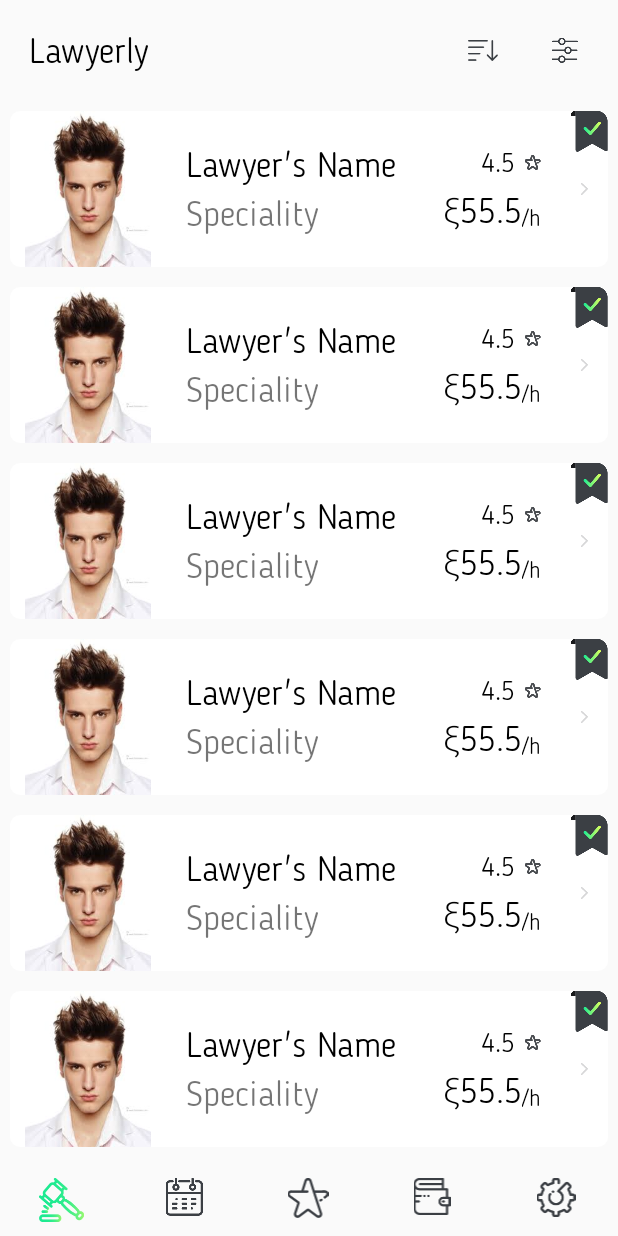
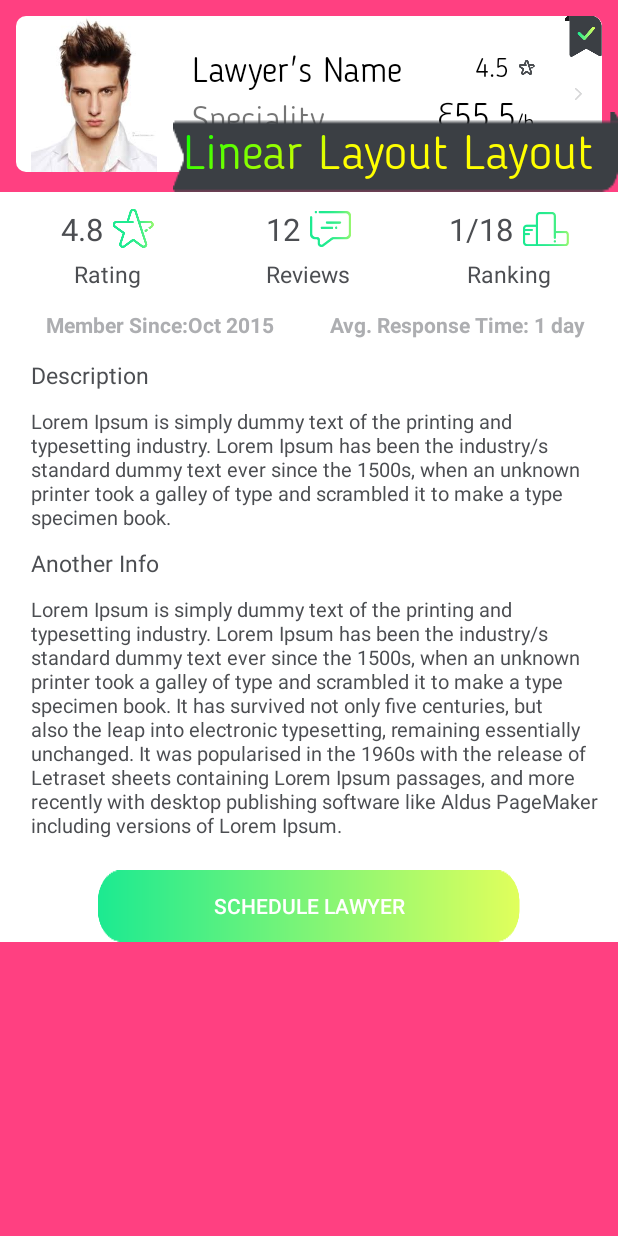
Before and after one commit to ketan7055/test1, an Android app: the screen it shows after launch (MainActivity before the commit, DetailsActivity after it), on a phone screen of 412 x 824 dp. Run offline under Robolectric (Android 15) with nearby library versions, the phone set to English and light mode, and no system bars; our stand-ins replace data binding, sdp/ssp sizes.

Commit message:
design details screen

```diff
--- /dev/null
+++ b/app/src/main/java/com/test/activity/DetailsActivity.java
@@ -0,0 +1,32 @@
+package com.test.activity;
+
+import android.app.Activity;
+import android.graphics.Color;
+import android.graphics.LinearGradient;
+import android.graphics.Shader;
+import android.support.v7.app.AppCompatActivity;
+import android.os.Bundle;
+import android.widget.TextView;
+import com.test.R;
+
+public class DetailsActivity extends AppCompatActivity {
+    private TextView tvGradient;
+
+    @Override
+    protected void onCreate(Bundle savedInstanceState) {
+        super.onCreate(savedInstanceState);
+        setContentView(R.layout.activity_details);
+        initIDs();
+    }
+
+    private void initIDs() {
+
+        tvGradient = (TextView)findViewById(R.id.tvGradient);
+        Shader myShader = new LinearGradient(
+                0, 0, 100, 100,
+                Color.GREEN, Color.YELLOW,
+                Shader.TileMode.CLAMP);
+        tvGradient.getPaint().setShader( myShader );
+
+    }
+}
--- /dev/null
+++ b/app/src/main/res/layout/activity_details.xml
@@ -0,0 +1,247 @@
+<?xml version="1.0" encoding="utf-8"?>
+<layout
+    xmlns:android="http://schemas.android.com/apk/res/android"    >
+
+    <LinearLayout
+        android:layout_width="match_parent"
+        android:background="@color/colorAccent"
+        android:layout_height="match_parent">
+        <ScrollView
+            android:layout_width="match_parent"
+            android:layout_height="wrap_content">
+
+            <LinearLayout
+                android:layout_width="match_parent"
+                android:layout_height="match_parent"
+                android:layout_marginBottom="@dimen/_20sdp"
+                android:orientation="vertical">
+
+                <FrameLayout
+                    android:layout_width="match_parent"
+                    android:layout_height="wrap_content">
+
+                    <LinearLayout
+                        android:layout_width="match_parent"
+                        android:layout_height="wrap_content"
+                        android:layout_marginBottom="@dimen/_2sdp"
+                        android:padding="@dimen/_3sdp">
+                        <include layout="@layout/row_list"
+                            />
+
+                    </LinearLayout>
+                    />
+                    <com.test.utils.CustomTextView
+                        android:id="@+id/tvGradient"
+                        android:layout_width="wrap_content"
+                        android:layout_height="wrap_content"
+                        android:layout_gravity="bottom|right"
+                        android:padding="@dimen/_5sdp"
+                        android:text="Linear Layout Layout "
+                        android:textColor="@color/white"
+                        android:gravity="center"
+
+                        android:textSize="@dimen/_25sdp"
+                        android:background="@mipmap/trial_session_banner"/>
+
+                </FrameLayout>
+
+                <LinearLayout
+                    android:orientation="vertical"
+                    android:layout_width="match_parent"
+                    android:background="@color/colorWhite"
+                    android:layout_height="wrap_content">
+                    <LinearLayout
+                        android:layout_width="match_parent"
+                        android:layout_height="wrap_content"
+                        android:padding="@dimen/_4sdp"
+                        android:orientation="horizontal">
+                        <LinearLayout
+                            android:layout_width="0dp"
+                            android:layout_weight="1"
+                            android:gravity="center_vertical"
+                            android:layout_height="wrap_content"
+                            android:orientation="vertical">
+                            <TextView
+                                android:layout_width="wrap_content"
+                                android:layout_height="match_parent"
+                                android:text="@string/rating_value"
+                                android:drawableRight="@mipmap/rating_colour"
+                                android:padding="@dimen/_4sdp"
+                                android:drawablePadding="@dimen/_5sdp"
+                                android:layout_gravity="center"
+                                android:gravity="center"
+                                android:textColor="@color/colorText"
+                                android:textSize="@dimen/_16sdp"
+                                android:src="@mipmap/ic_launcher"
+                                />
+                            <TextView
+                                android:layout_width="wrap_content"
+                                android:text="@string/rating"
+                                android:layout_gravity="center"
+                                android:src="@mipmap/ic_launcher"
+                                android:textColor="@color/colorText"
+                                android:textSize="@dimen/_12sdp"
+                                android:layout_height="wrap_content" />
+                        </LinearLayout>
+                        <LinearLayout
+                            android:layout_width="0dp"
+                            android:layout_weight="1"
+                            android:layout_height="wrap_content"
+                            android:orientation="vertical">
+
+
+
+                            <TextView
+                                android:layout_width="wrap_content"
+                                android:layout_height="match_parent"
+                                android:text="@string/review_value"
+                                android:drawableRight="@mipmap/reviews_colour"
+                                android:padding="@dimen/_4sdp"
+                                android:layout_gravity="center"
+                                android:gravity="center"
+                                android:drawablePadding="@dimen/_5sdp"
+                                android:textSize="@dimen/_16sdp"
+                                android:textColor="@color/colorText"
+                                android:src="@mipmap/ic_launcher"
+                                />
+                            <TextView
+                                android:layout_width="wrap_content"
+                                android:layout_height="wrap_content"
+                                android:layout_gravity="center"
+                                android:src="@mipmap/ic_launcher"
+                                android:textSize="@dimen/_12sdp"
+                                android:textColor="@color/colorText"
+                                android:text="@string/reviews" />
+
+                        </LinearLayout>
+                        <LinearLayout
+                            android:layout_width="0dp"
+                            android:layout_weight="1"
+                            android:layout_height="wrap_content"
+                            android:orientation="vertical">
+                            <TextView
+                                android:layout_width="wrap_content"
+                                android:layout_height="match_parent"
+                                android:text="@string/ranking_value"
+                                android:drawableRight="@mipmap/ranking_colour"
+                                android:padding="@dimen/_4sdp"
+                                android:layout_gravity="center"
+                                android:gravity="center"
+                                android:drawablePadding="@dimen/_5sdp"
+                                android:textColor="@color/colorText"
+                                android:textSize="@dimen/_16sdp"
+                                android:src="@mipmap/ic_launcher"
+                                />
+                            <TextView
+                                android:layout_width="wrap_content"
+                                android:text="@string/ranking"
+                                android:src="@mipmap/ic_launcher"
+                                android:layout_gravity="center"
+                                android:textSize="@dimen/_12sdp"
+                                android:textColor="@color/colorText"
+                                android:layout_height="wrap_content" />
+                        </LinearLayout>
+
+
+                    </LinearLayout>
+                    <LinearLayout
+                        android:layout_width="match_parent"
+                        android:layout_height="wrap_content"
+                        android:orientation="horizontal"
+                        android:padding="@dimen/_6sdp"
+                        android:baselineAligned="false">
+                        <LinearLayout
+                            android:layout_width="0dp"
+                            android:layout_weight="1"
+                            android:orientation="horizontal"
+                            android:gravity="center"
+                            android:layout_height="wrap_content">
+                            <TextView
+                                android:layout_width="wrap_content"
+                                android:text="@string/member_since"
+                                android:textColor="@color/colorGrey"
+                                android:textStyle="bold"
+                                android:layout_height="match_parent" />
+                            <TextView
+                                android:layout_width="wrap_content"
+                                android:text="@string/member_since_value"
+                                android:textColor="@color/colorGrey"
+                                android:textStyle="bold"
+                                android:layout_height="match_parent" />
+                        </LinearLayout>
+                        <LinearLayout
+                            android:layout_width="0dp"
+                            android:layout_weight="1"
+                            android:orientation="horizontal"
+                            android:gravity="center"
+                            android:layout_height="wrap_content">
+                            <TextView
+                                android:layout_width="wrap_content"
+                                android:text="@string/avg_response_time"
+                                android:textColor="@color/colorGrey"
+                                android:textStyle="bold"
+                                android:gravity="right"
+                                android:layout_height="match_parent" />
+                            <TextView
+                                android:layout_width="wrap_content"
+                                android:textColor="@color/colorGrey"
+                                android:textStyle="bold"
+                                android:visibility="gone"
+                                android:text="@string/avg_response_time_value"
+                                android:layout_height="match_parent" />
+                        </LinearLayout>
+                    </LinearLayout>
+
+                    <TextView
+                        android:layout_width="match_parent"
+                        android:layout_height="wrap_content"
+                        android:text="@string/description"
+                        android:textSize="@dimen/_12sdp"
+                        android:padding="@dimen/_4sdp"
+                        android:textColor="@color/colorText"
+                        android:layout_marginLeft="@dimen/_12sdp"/>
+
+                    <TextView
+                        android:layout_width="match_parent"
+                        android:layout_height="wrap_content"
+                        android:text="@string/description_detail"
+                        android:textSize="@dimen/_10sdp"
+                        android:padding="@dimen/_4sdp"
+                        android:textColor="@color/colorText"
+                        android:layout_marginLeft="@dimen/_12sdp"/>
+
+                    <TextView
+                        android:layout_width="match_parent"
+                        android:layout_height="wrap_content"
+                        android:text="@string/another_info"
+                        android:textSize="@dimen/_12sdp"
+                        android:padding="@dimen/_4sdp"
+                        android:textColor="@color/colorText"
+                        android:layout_marginLeft="@dimen/_12sdp"/>
+
+                    <TextView
+                        android:layout_width="match_parent"
+                        android:layout_height="wrap_content"
+                        android:text="@string/sample_text"
+                        android:textSize="@dimen/_10sdp"
+                        android:textColor="@color/colorText"
+                        android:padding="@dimen/_4sdp"
+                        android:layout_marginLeft="@dimen/_12sdp"/>
+
+
+                    <Button
+                        android:layout_width="wrap_content"
+                        android:layout_gravity="center_horizontal"
+                        android:text="@string/schedule_lawyer"
+                        android:background="@mipmap/button"
+                        android:layout_marginTop="@dimen/_12sdp"
+                        android:textColor="@color/colorWhite"
+                        android:layout_height="wrap_content" />
+                </LinearLayout>
+
+
+
+            </LinearLayout>
+        </ScrollView>
+    </LinearLayout>
+</layout>
--- a/app/src/main/res/values/colors.xml
+++ b/app/src/main/res/values/colors.xml
@@ -7,4 +7,8 @@
     <color name="yellow">#FFDE41</color>
     <color name="black">#000000</color>
     <color name="yellow_stroke">#A8974A</color>
+
+    <color name="colorText">#4C4E52</color>
+    <color name="colorWhite">#FFFFFF</color>
+    <color name="colorGrey">#ADAEB1</color>
 </resources>
--- a/app/src/main/res/values/strings.xml
+++ b/app/src/main/res/values/strings.xml
@@ -2,4 +2,20 @@
     <string name="app_name">testAnkit</string>
     <string name="wip">Work in progress.</string>
     <string name="_55_5">ξ55.5</string>
+
+    <string name="rating_value">4.8</string>
+    <string name="rating">Rating</string>
+    <string name="member_since">Member Since:</string>
+    <string name="member_since_value">Oct 2015</string>
+    <string name="avg_response_time">Avg. Response Time: 1 day</string>
+    <string name="avg_response_time_value">1 day</string>
+    <string name="description">Description</string>
+    <string name="description_detail">Lorem Ipsum is simply dummy text of the printing and typesetting industry. Lorem Ipsum has been the industry/s standard dummy text ever since the 1500s, when an unknown printer took a galley of type and scrambled it to make a type specimen book.</string>
+    <string name="sample_text">Lorem Ipsum is simply dummy text of the printing and typesetting industry. Lorem Ipsum has been the industry/s standard dummy text ever since the 1500s, when an unknown printer took a galley of type and scrambled it to make a type specimen book. It has survived not only five centuries, but also the leap into electronic typesetting, remaining essentially unchanged. It was popularised in the 1960s with the release of Letraset sheets containing Lorem Ipsum passages, and more recently with desktop publishing software like Aldus PageMaker including versions of Lorem Ipsum.</string>
+    <string name="another_info">Another Info</string>
+    <string name="schedule_lawyer">SCHEDULE LAWYER</string>
+    <string name="reviews">Reviews</string>
+    <string name="ranking">Ranking</string>
+    <string name="review_value">12</string>
+    <string name="ranking_value">1/18</string>
 </resources>
```
Also changed, not shown: app/src/main/AndroidManifest.xml (+7 -0 lines).
